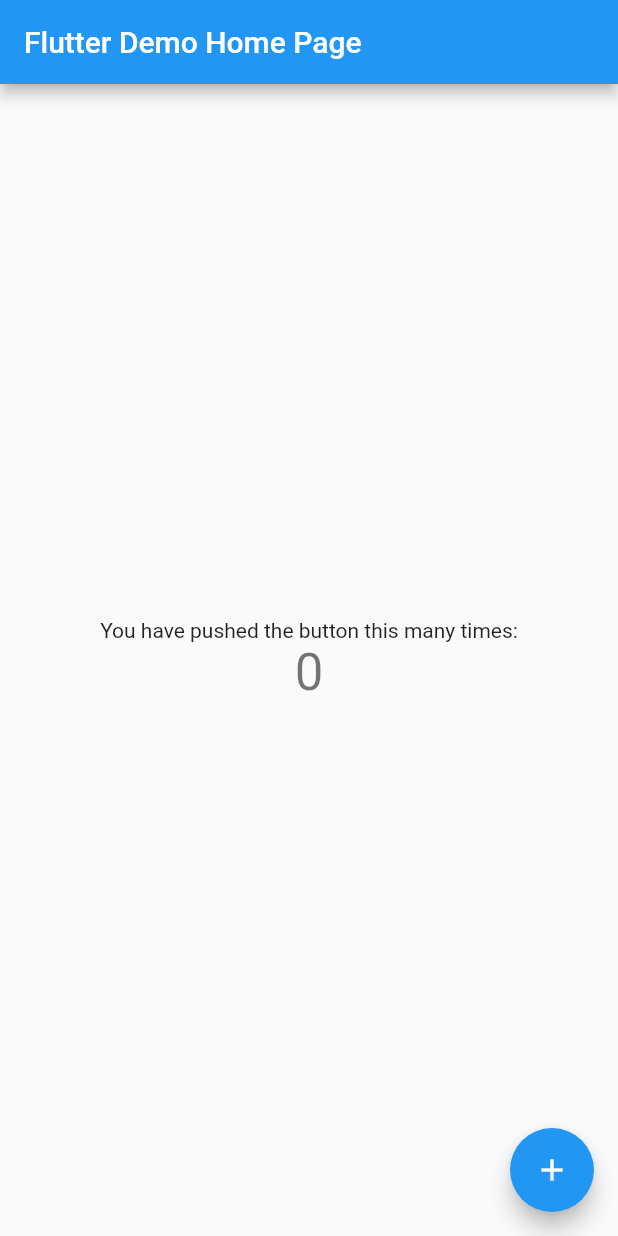
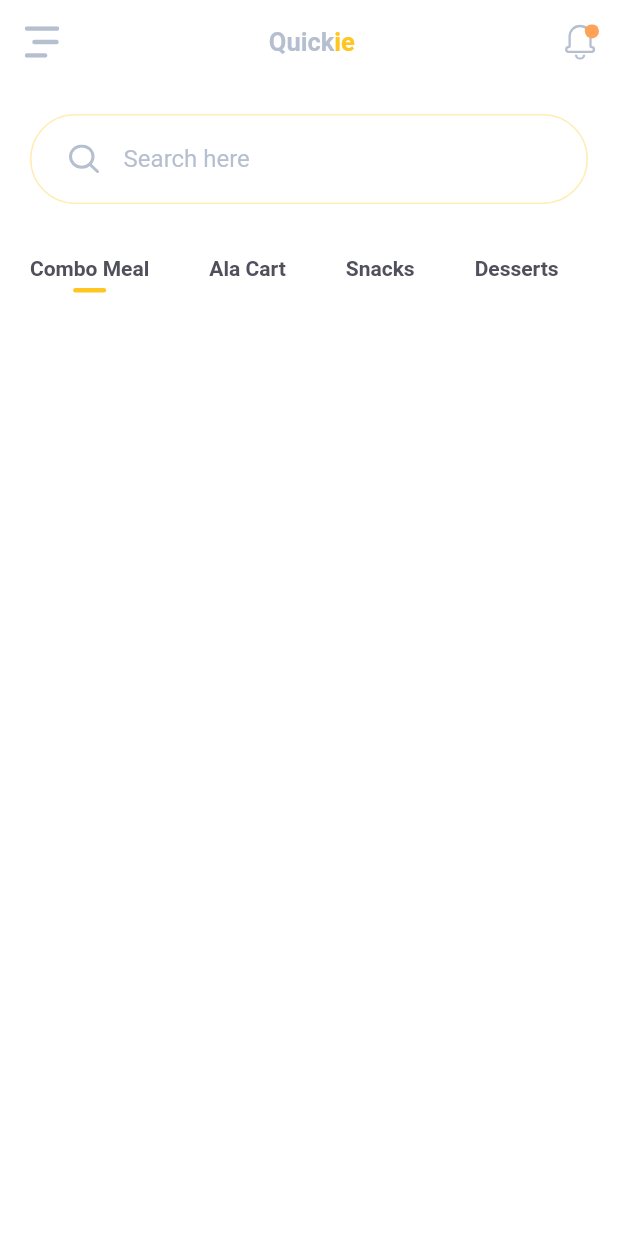
Before and after one commit to jsam6/flutter-food-ordering-app, a Flutter app: the screen it shows after launch, on a phone screen of 412 x 824 dp. Run offline on Flutter 3.47's test engine with Material 2 defaults, Android fonts, the phone set to English and light mode, and no system bars; our stand-ins replace flutter_svg.

Commit message:
✨ App Bar, Search Box, Category List Tab

```diff
--- a/analysis_options.yaml
+++ b/analysis_options.yaml
@@ -22,6 +22,8 @@
   # `// ignore_for_file: name_of_lint` syntax on the line or in the file
   # producing the lint.
   rules:
+    prefer_const_constructors : false
+    # prefer_const_literals_to_create_immutables: false
     # avoid_print: false  # Uncomment to disable the `avoid_print` rule
     # prefer_single_quotes: true  # Uncomment to enable the `prefer_single_quotes` rule
 
--- /dev/null
+++ b/lib/components/search_box.dart
@@ -0,0 +1,35 @@
+import 'package:flutter/material.dart';
+import 'package:flutter_food_menu_app/constants.dart';
+import 'package:flutter_svg/svg.dart';
+
+
+class SearchBox extends StatelessWidget {
+	final ValueChanged<String> onChanged;
+	const SearchBox({
+		Key? key,
+		required this.onChanged
+	}) : super(key: key);
+
+	@override
+	Widget build(BuildContext context) {
+		return Container(
+			margin: EdgeInsets.all(20),
+			padding: EdgeInsets.symmetric(horizontal: 25, vertical: 5),
+			decoration: BoxDecoration(
+				borderRadius: BorderRadius.circular(50),
+				border: Border.all(
+					color: PRIMARY_COLOR.withOpacity(0.32)
+				)
+			),
+			child: TextField(
+				onChanged: onChanged,
+				decoration: InputDecoration(
+					border: InputBorder.none,
+					icon: SvgPicture.asset('assets/icons/search.svg'),
+					hintText: "Search here",
+					hintStyle: TextStyle(color:SECONDARY_COLOR)
+				),
+			)
+		);
+	}
+}
--- /dev/null
+++ b/lib/constants.dart
@@ -0,0 +1,6 @@
+import 'package:flutter/material.dart';
+
+const PRIMARY_COLOR = Color(0xFFFFC61F);
+const SECONDARY_COLOR = Color(0xFFB5BFD0);
+const TEXT_COLOR = Color(0xFF50505D);
+const TEXT_LIGHT_COLOR = Color(0xFF6A727D);
--- a/lib/main.dart
+++ b/lib/main.dart
@@ -1,4 +1,6 @@
 import 'package:flutter/material.dart';
+import 'package:flutter_food_menu_app/constants.dart';
+import 'package:flutter_food_menu_app/screens/home/home_screen.dart';
 
 void main() {
   runApp(const MyApp());
@@ -11,105 +13,16 @@
 	@override
 	Widget build(BuildContext context) {
 		return MaterialApp(
-      title: 'Flutter Demo',
+		title: 'Food App Menu',
 		theme: ThemeData(
-        // This is the theme of your application.
-        //
-        // Try running your application with "flutter run". You'll see the
-        // application has a blue toolbar. Then, without quitting the app, try
-        // changing the primarySwatch below to Colors.green and then invoke
-        // "hot reload" (press "r" in the console where you ran "flutter run",
-        // or simply save your changes to "hot reload" in a Flutter IDE).
-        // Notice that the counter didn't reset back to zero; the application
-        // is not restarted.
-        primarySwatch: Colors.blue,
+			primaryColor: PRIMARY_COLOR,
+			scaffoldBackgroundColor: Colors.white,
+			textTheme: TextTheme(
+				bodyText1: TextStyle(color: SECONDARY_COLOR),
+				bodyText2: TextStyle(color: SECONDARY_COLOR),
 			),
-      home: const MyHomePage(title: 'Flutter Demo Home Page'),
+		),
+		home: HomeScreen(),
 		);
 	}
 }
-
-class MyHomePage extends StatefulWidget {
-  const MyHomePage({Key? key, required this.title}) : super(key: key);
-
-  // This widget is the home page of your application. It is stateful, meaning
-  // that it has a State object (defined below) that contains fields that affect
-  // how it looks.
-
-  // This class is the configuration for the state. It holds the values (in this
-  // case the title) provided by the parent (in this case the App widget) and
-  // used by the build method of the State. Fields in a Widget subclass are
-  // always marked "final".
-
-  final String title;
-
-  @override
-  State<MyHomePage> createState() => _MyHomePageState();
-}
-
-class _MyHomePageState extends State<MyHomePage> {
-  int _counter = 0;
-
-  void _incrementCounter() {
-    setState(() {
-      // This call to setState tells the Flutter framework that something has
-      // changed in this State, which causes it to rerun the build method below
-      // so that the display can reflect the updated values. If we changed
-      // _counter without calling setState(), then the build method would not be
-      // called again, and so nothing would appear to happen.
-      _counter++;
-    });
-  }
-
-  @override
-  Widget build(BuildContext context) {
-    // This method is rerun every time setState is called, for instance as done
-    // by the _incrementCounter method above.
-    //
-    // The Flutter framework has been optimized to make rerunning build methods
-    // fast, so that you can just rebuild anything that needs updating rather
-    // than having to individually change instances of widgets.
-    return Scaffold(
-      appBar: AppBar(
-        // Here we take the value from the MyHomePage object that was created by
-        // the App.build method, and use it to set our appbar title.
-        title: Text(widget.title),
-      ),
-      body: Center(
-        // Center is a layout widget. It takes a single child and positions it
-        // in the middle of the parent.
-        child: Column(
-          // Column is also a layout widget. It takes a list of children and
-          // arranges them vertically. By default, it sizes itself to fit its
-          // children horizontally, and tries to be as tall as its parent.
-          //
-          // Invoke "debug painting" (press "p" in the console, choose the
-          // "Toggle Debug Paint" action from the Flutter Inspector in Android
-          // Studio, or the "Toggle Debug Paint" command in Visual Studio Code)
-          // to see the wireframe for each widget.
-          //
-          // Column has various properties to control how it sizes itself and
-          // how it positions its children. Here we use mainAxisAlignment to
-          // center the children vertically; the main axis here is the vertical
-          // axis because Columns are vertical (the cross axis would be
-          // horizontal).
-          mainAxisAlignment: MainAxisAlignment.center,
-          children: <Widget>[
-            const Text(
-              'You have pushed the button this many times:',
-            ),
-            Text(
-              '$_counter',
-              style: Theme.of(context).textTheme.headline4,
-            ),
-          ],
-        ),
-      ),
-      floatingActionButton: FloatingActionButton(
-        onPressed: _incrementCounter,
-        tooltip: 'Increment',
-        child: const Icon(Icons.add),
-      ), // This trailing comma makes auto-formatting nicer for build methods.
-    );
-  }
-}
--- /dev/null
+++ b/lib/screens/home/category_item.dart
@@ -0,0 +1,42 @@
+import 'package:flutter/material.dart';
+import 'package:flutter_food_menu_app/constants.dart';
+
+class CategoryItem extends StatelessWidget {
+	final String title;
+	final bool isActive;
+	final VoidCallback press;
+
+	const CategoryItem({
+		Key? key, required this.title,  this.isActive = false, required this.press,
+	}) : super(key: key);
+
+	@override
+	Widget build(BuildContext context) {
+		return GestureDetector(
+			onTap: press,
+		child: Padding(
+			padding: const EdgeInsets.symmetric(vertical:15, horizontal: 20),
+			child: Column(
+				children: <Widget>[
+					Text(
+						title,
+						style: TextStyle(color: TEXT_COLOR,
+							fontWeight: FontWeight.bold
+						)
+					),
+					if (isActive)
+					Container(
+						margin: EdgeInsets.symmetric(vertical: 5),
+						height: 3,
+						width: 22,
+						decoration: BoxDecoration(
+							color: PRIMARY_COLOR,
+							borderRadius: BorderRadius.circular(10)
+						),
+					)
+				]
+			),
+		),
+		);
+	}
+}
--- /dev/null
+++ b/lib/screens/home/components/app_bar.dart
@@ -0,0 +1,26 @@
+import 'package:flutter/material.dart';
+import 'package:flutter_svg/flutter_svg.dart';
+import 'package:flutter_food_menu_app/constants.dart';
+
+AppBar HomeAppBar(BuildContext context) {
+   return AppBar(
+		leading: IconButton(
+			icon: SvgPicture.asset('assets/icons/menu.svg'),
+			onPressed: () {},
+		),
+		backgroundColor: Colors.white,
+		elevation: 0,
+		title: Center(
+		  child: RichText(
+		  	text: TextSpan(
+		  		style: TextStyle(color:SECONDARY_COLOR, fontWeight: FontWeight.bold, fontSize: 17),
+		  		children: const [
+		  			TextSpan(text: 'Quick', style: TextStyle(color:SECONDARY_COLOR)),
+		  			TextSpan(text: 'ie ', style: TextStyle(color:PRIMARY_COLOR)),
+		  		]
+		  	),
+		  ),
+		),
+		actions: <Widget>[IconButton(icon:SvgPicture.asset('assets/icons/notification.svg'), onPressed: (){})],
+	);
+}
--- /dev/null
+++ b/lib/screens/home/components/body.dart
@@ -0,0 +1,17 @@
+import 'package:flutter/material.dart';
+import 'package:flutter_food_menu_app/components/search_box.dart';
+import 'package:flutter_food_menu_app/screens/home/components/category_list.dart';
+
+class Body extends StatelessWidget {
+	const Body({ Key? key }) : super(key: key);
+
+	@override
+	Widget build(BuildContext context) {
+		return Column(
+			children: <Widget>[
+				SearchBox(onChanged: (value) {},),
+				CategoryList()
+			],
+		);
+	}
+}
--- /dev/null
+++ b/lib/screens/home/components/category_list.dart
@@ -0,0 +1,25 @@
+import 'package:flutter/material.dart';
+import 'package:flutter_food_menu_app/screens/home/category_item.dart';
+
+class CategoryList extends StatelessWidget {
+	const CategoryList({
+		Key? key,
+	}) : super(key: key);
+
+	@override
+	Widget build(BuildContext context) {
+		return SingleChildScrollView(
+			scrollDirection: Axis.horizontal,
+			child: Row(
+				crossAxisAlignment: CrossAxisAlignment.start,
+				children: <Widget>[
+					CategoryItem(title: "Combo Meal", isActive: true, press: () {}),
+					CategoryItem(title: "Ala Cart", press: () {}),
+					CategoryItem(title: "Snacks", press: () {}),
+					CategoryItem(title: "Desserts", press: () {}),
+					CategoryItem(title: "Drinks", press: () {}),
+				],
+			),
+		);
+	}
+}
--- /dev/null
+++ b/lib/screens/home/home_screen.dart
@@ -0,0 +1,15 @@
+import 'package:flutter/material.dart';
+import 'package:flutter_food_menu_app/screens/home/components/app_bar.dart';
+import 'package:flutter_food_menu_app/screens/home/components/body.dart';
+
+class HomeScreen extends StatelessWidget {
+  const HomeScreen({Key? key}) : super(key: key);
+
+	@override
+	Widget build(BuildContext context) {
+		return Scaffold(
+			appBar: HomeAppBar(context),
+			body: Body()
+		);
+	}
+}
```
Also changed, not shown: pubspec.yaml (+5 -3 lines), pubspec.lock. Lines whose indentation alone changed are shown as unchanged.
